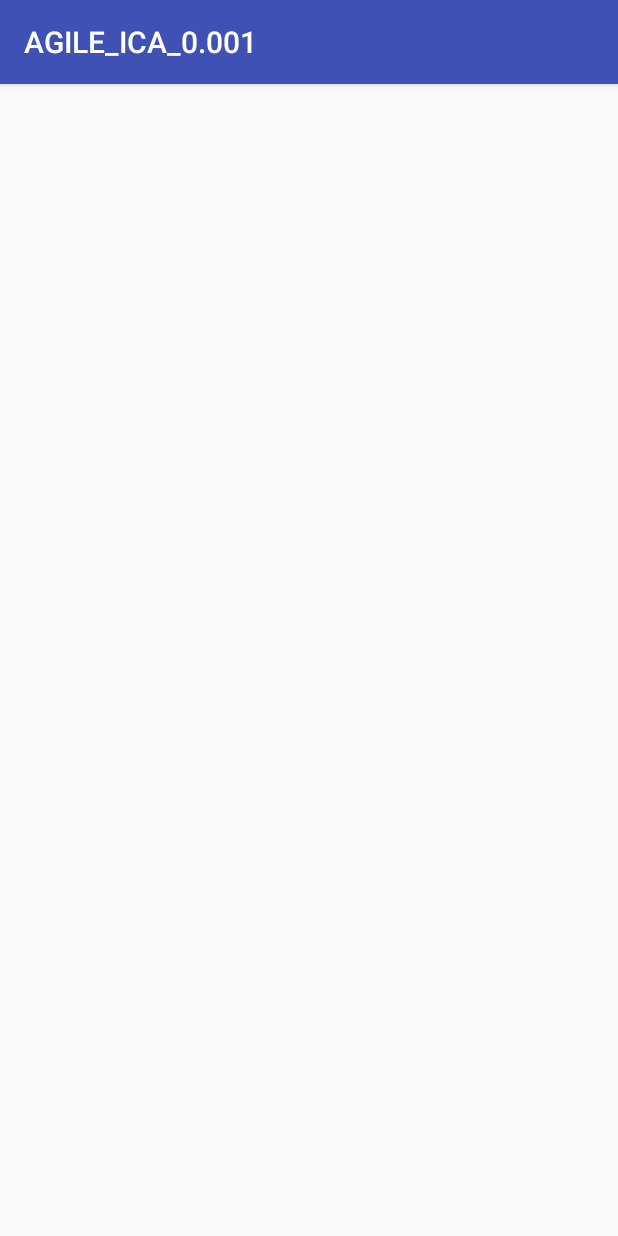
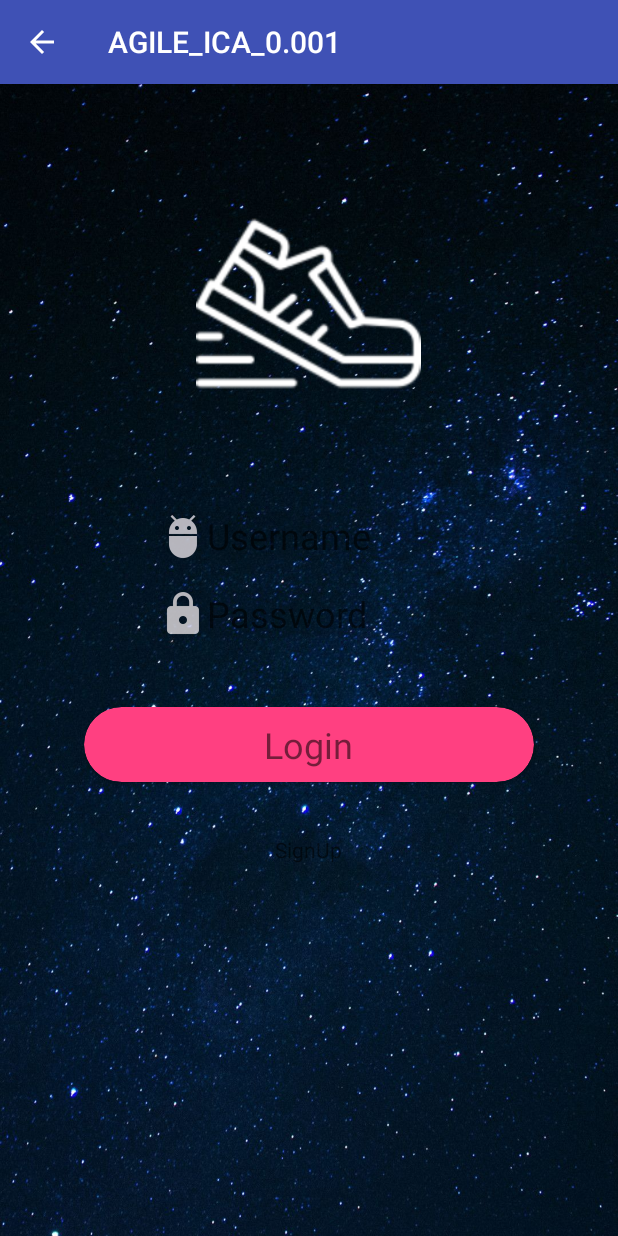
Before and after one commit to Thulaksan/InspireFitnessApp, an Android app: the LogInActivity screen opened directly, with no data from a screen before it, on a phone screen of 412 x 824 dp. Run offline under Robolectric (Android 15) with nearby library versions, the phone set to English and light mode, and no system bars.

Commit message:
log in screen ui complete!

```diff
--- a/app/build.gradle
+++ b/app/build.gradle
@@ -25,4 +25,5 @@ dependencies {
     testImplementation 'junit:junit:4.12'
     androidTestImplementation 'com.android.support.test:runner:1.0.2'
     androidTestImplementation 'com.android.support.test.espresso:espresso-core:3.0.2'
+    implementation 'com.android.support:cardview-v7:26.1.0'
 }
--- a/app/src/main/AndroidManifest.xml
+++ b/app/src/main/AndroidManifest.xml
@@ -17,7 +17,13 @@
             </intent-filter>
         </activity>
         <activity android:name=".SignUPActivity" />
-        <activity android:name=".LogInActivity"></activity>
+        <activity android:name=".LogInActivity"
+            android:parentActivityName=".MainActivity">
+            <!-- The meta-data tag is required if you support API level 15 and lower -->
+            <meta-data
+                android:name="android.support.PARENT_ACTIVITY"
+                android:value=".MainActivity" />
+        </activity>
     </application>
 
 </manifest>
--- a/app/src/main/java/uk/ac/tees/t7191599/agile_ica_0001/MainActivity.java
+++ b/app/src/main/java/uk/ac/tees/t7191599/agile_ica_0001/MainActivity.java
@@ -1,7 +1,9 @@
 package uk.ac.tees.t7191599.agile_ica_0001;
 
+import android.content.Intent;
 import android.support.v7.app.AppCompatActivity;
 import android.os.Bundle;
+import android.view.View;
 
 public class MainActivity extends AppCompatActivity {
 
@@ -11,6 +13,13 @@ public class MainActivity extends AppCompatActivity {
         setContentView(R.layout.activity_main);
     }
 
+    public void gottologin(View view)
+    {
+        Intent intent = new Intent(this, LogInActivity.class);
+        startActivity(intent);
+
+
+    }
 
 
 
--- a/app/src/main/res/layout/activity_log_in.xml
+++ b/app/src/main/res/layout/activity_log_in.xml
@@ -1,9 +1,87 @@
 <?xml version="1.0" encoding="utf-8"?>
-<android.support.constraint.ConstraintLayout xmlns:android="http://schemas.android.com/apk/res/android"
+<RelativeLayout
+    xmlns:android="http://schemas.android.com/apk/res/android"
     xmlns:app="http://schemas.android.com/apk/res-auto"
     xmlns:tools="http://schemas.android.com/tools"
     android:layout_width="match_parent"
     android:layout_height="match_parent"
+    android:background="@drawable/space_background_1"
     tools:context="uk.ac.tees.t7191599.agile_ica_0001.LogInActivity">
 
-</android.support.constraint.ConstraintLayout>
+    <ImageView
+        android:id="@+id/imageView10"
+        android:layout_width="150dip"
+        android:layout_height="150dip"
+        android:layout_alignParentTop="true"
+        android:layout_centerHorizontal="true"
+        android:layout_marginTop="71dp"
+        android:contentDescription="logo"
+        app:srcCompat="@drawable/logo" />
+
+    <EditText
+        android:id="@+id/editText"
+        android:layout_width="200dip"
+        android:layout_height="32dip"
+        android:layout_below="@+id/imageView10"
+        android:layout_centerHorizontal="true"
+        android:layout_marginTop="64dp"
+        android:background="#1000"
+        android:contentDescription="username box"
+        android:drawableLeft="@drawable/ic_action_usericon"
+        android:ems="10"
+        android:hint="Username"
+        android:inputType="textPersonName"
+        android:textSize="24dip" />
+
+    <EditText
+        android:id="@+id/editText2"
+        android:layout_width="200dip"
+        android:layout_height="32dip"
+        android:layout_alignEnd="@+id/editText"
+        android:layout_alignStart="@+id/editText"
+        android:layout_below="@+id/editText"
+        android:layout_marginTop="20dp"
+        android:background="#1000"
+        android:contentDescription="password box"
+        android:drawableLeft="@drawable/ic_action_passwordicon"
+        android:ems="10"
+        android:hint="Password"
+        android:inputType="textPassword"
+        android:textSize="24dip" />
+
+    <android.support.v7.widget.CardView
+        android:id="@+id/cardView"
+        android:layout_width="300dip"
+        android:layout_height="50dip"
+        android:layout_below="@+id/editText2"
+        android:layout_centerHorizontal="true"
+        android:layout_marginTop="46dp"
+        android:elevation="10dp"
+        app:cardBackgroundColor="@color/colorAccent"
+        app:cardCornerRadius="25dp">
+
+        <RelativeLayout
+            android:layout_width="match_parent"
+            android:layout_height="match_parent">
+
+            <TextView
+                android:id="@+id/textView"
+                android:layout_width="wrap_content"
+                android:layout_height="wrap_content"
+                android:layout_centerInParent="true"
+                android:text="Login"
+                android:textSize="24sp" />
+        </RelativeLayout>
+    </android.support.v7.widget.CardView>
+
+    <TextView
+        android:id="@+id/textView2"
+        android:layout_width="wrap_content"
+        android:layout_height="wrap_content"
+        android:layout_below="@+id/cardView"
+        android:layout_centerHorizontal="true"
+        android:layout_marginTop="35dp"
+        android:text="SignUp"
+        tools:text="Signup" />
+
+</RelativeLayout>
--- a/app/src/main/res/layout/activity_main.xml
+++ b/app/src/main/res/layout/activity_main.xml
@@ -7,6 +7,7 @@
     tools:context="uk.ac.tees.t7191599.agile_ica_0001.MainActivity">
 
     <TextView
+        android:id="@+id/textView3"
         android:layout_width="wrap_content"
         android:layout_height="wrap_content"
         android:text="Hello World!"
@@ -15,4 +16,18 @@
         app:layout_constraintRight_toRightOf="parent"
         app:layout_constraintTop_toTopOf="parent" />
 
+    <Button
+        android:id="@+id/button"
+        android:layout_width="88dp"
+        android:layout_height="wrap_content"
+        android:layout_marginRight="148dp"
+        android:layout_marginTop="92dp"
+        android:onClick="gottologin"
+        android:text="Button"
+        android:visibility="visible"
+        app:layout_constraintBottom_toTopOf="@+id/textView3"
+        app:layout_constraintRight_toRightOf="parent"
+        app:layout_constraintTop_toTopOf="parent"
+        app:layout_constraintVertical_bias="0.504" />
+
 </android.support.constraint.ConstraintLayout>
```
Also changed, not shown: app/src/main/res/drawable-hdpi/ic_action_passwordicon.png (added), app/src/main/res/drawable-hdpi/ic_action_usericon.png (added), app/src/main/res/drawable-mdpi/ic_action_passwordicon.png (added), app/src/main/res/drawable-mdpi/ic_action_usericon.png (added), app/src/main/res/drawable-xhdpi/ic_action_passwordicon.png (added), app/src/main/res/drawable-xhdpi/ic_action_usericon.png (added), app/src/main/res/drawable-xxhdpi/ic_action_passwordicon.png (added), app/src/main/res/drawable-xxhdpi/ic_action_usericon.png (added), app/src/main/res/drawable/logo.png (added), app/src/main/res/drawable/space_background_1.jpg (added), app/src/main/res/drawable/textile_b_1.jpg (added), app/src/main/res/drawable/textile_b_2.jpg (added).
